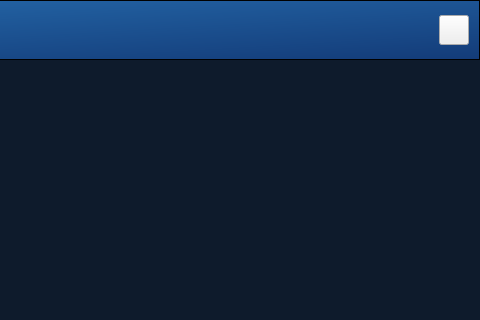
First picture: the form in VideoPlayer/mainwidget/videomember/VideoSortType.ui, repository huizhang556/pc-video-player, before the edit; both pictures show x 536 to 1016 and y 0 to 320 of the 1016 by 412 pixel window.
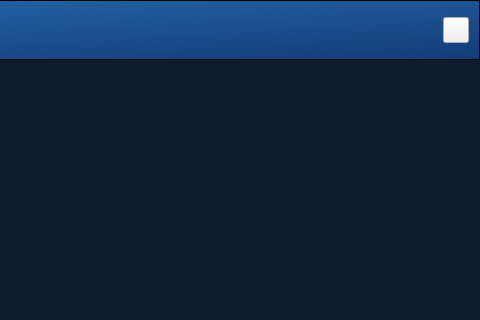
Second picture: the form after the edit. Icons and pictures are not drawn.

Patch:
```diff
--- a/VideoPlayer/mainwidget/videomember/VideoSortType.ui
+++ b/VideoPlayer/mainwidget/videomember/VideoSortType.ui
@@ -126,14 +126,14 @@
            <widget class="QPushButton" name="pushButton_flush">
             <property name="minimumSize">
              <size>
-              <width>30</width>
-              <height>30</height>
+              <width>26</width>
+              <height>26</height>
              </size>
             </property>
             <property name="maximumSize">
              <size>
-              <width>30</width>
-              <height>30</height>
+              <width>26</width>
+              <height>26</height>
              </size>
             </property>
             <property name="styleSheet">
```
Left out of the diff: 2 changed lines with no effect on the pictures.
